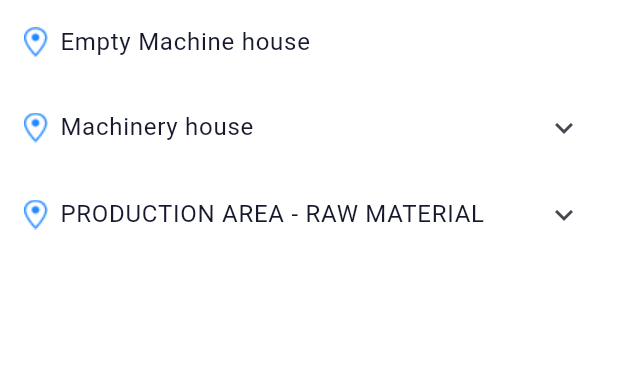
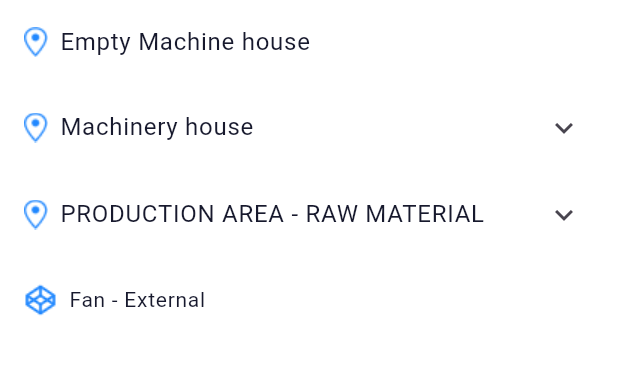
Before and after one commit to rodrigogaleano/assets_tree_flutter, a Flutter app: the screen it shows after launch, after a tap on "Jaguar Unit", on a phone screen of 412 x 824 dp, the part 84-459 px from its top. Run offline on Flutter 3.47's test engine with Material 3 defaults, Android fonts, the phone set to English and light mode, and no system bars; our stand-ins replace get_it, go_router, google_fonts; generated files the repository leaves out were written again.

Commit message:
[UPDATE] Show lonely components

```diff
--- a/lib/features/assets_tree/assets_tree_view.dart
+++ b/lib/features/assets_tree/assets_tree_view.dart
@@ -2,9 +2,11 @@ import 'package:flutter/material.dart';
 
 import '../../support/style/app_colors.dart';
 import '../../support/style/app_fonts.dart';
+import 'components/asset_tile/asset_tile_view.dart';
 import 'components/location_tile/location_tile_view.dart';
 
 abstract class AssetsTreeViewModelProtocol with ChangeNotifier {
+  List<AssetTileViewModelProtocol> get aloneAssetsViewModels;
   List<LocationTileViewModelProtocol> get locationsViewModels;
 }
 
@@ -37,6 +39,12 @@ class AssetsTreeView extends StatelessWidget {
                     );
                   },
                 ),
+                SliverList.builder(
+                  itemCount: viewModel.aloneAssetsViewModels.length,
+                  itemBuilder: (_, index) {
+                    return AssetTileView(viewModel: viewModel.aloneAssetsViewModels[index]);
+                  },
+                ),
               ],
             );
           },
--- a/lib/features/assets_tree/assets_tree_view_model.dart
+++ b/lib/features/assets_tree/assets_tree_view_model.dart
@@ -1,5 +1,7 @@
 import '../../support/enums/units_enum.dart';
 import 'assets_tree_view_controller.dart';
+import 'components/asset_tile/asset_tile_view.dart';
+import 'components/asset_tile/asset_tile_view_model.dart';
 import 'components/location_tile/location_tile_view.dart';
 import 'components/location_tile/location_tile_view_model.dart';
 import 'models/asset.dart';
@@ -35,6 +37,17 @@ class AssetsViewModel extends AssetsTreeProtocol {
   List<LocationTileViewModelProtocol> get locationsViewModels {
     return _locations.map((location) {
       return LocationTileViewModel(location: location);
+    }).toList();
+  }
+
+  @override
+  List<AssetTileViewModelProtocol> get aloneAssetsViewModels {
+    final aloneAssets = _assets.where((asset) {
+      return asset.locationId == null && asset.parentId == null;
+    }).toList();
+
+    return aloneAssets.map((asset) {
+      return AssetTileViewModel(asset: asset);
     }).toList();
   }
 
```
Also changed, not shown: lib/features/assets_tree/components/asset_tile/asset_tile_view.dart (+5 -2 lines).
